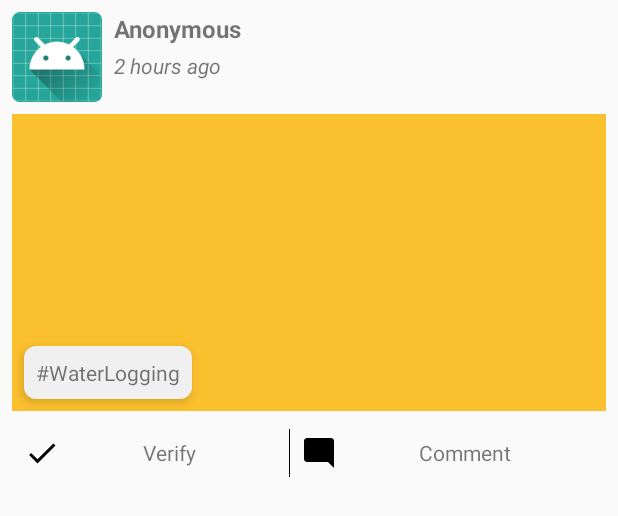
After one commit to roh-7/KJ-Hack-App, an Android app: the layout feed_item.xml on its own in the app's theme, with its tools: preview values and no code run, on a phone screen of 412 x 824 dp. The commit adds this screen. Shown: the top 516 px of the screen. Run offline under Robolectric (Android 15) with nearby library versions, the phone set to English and light mode, and no system bars.

Commit message:
Feed | Adapter WiP
Signed-off-by: Arvindraj <arvindultimate7352@gmail.com>

```diff
--- a/app/build.gradle
+++ b/app/build.gradle
@@ -26,6 +26,7 @@ dependencies {
     implementation 'com.google.firebase:firebase-auth:16.0.4'
     implementation 'com.google.firebase:firebase-database:16.0.3'
     implementation 'com.google.firebase:firebase-core:16.0.4'
+    implementation 'com.android.support:support-v4:28.0.0'
     testImplementation 'junit:junit:4.12'
     androidTestImplementation 'com.android.support.test:runner:1.0.2'
     androidTestImplementation 'com.android.support.test.espresso:espresso-core:3.0.2'
@@ -33,6 +34,7 @@ dependencies {
     implementation 'com.android.support:recyclerview-v7:28.0.0'
     implementation 'com.firebaseui:firebase-ui-auth:4.1.0'
     implementation 'com.apollographql.apollo:apollo-runtime:0.4.4'
+    implementation 'com.mapfit:android-sdk:2.1.1'
 }
 
 apply plugin: 'com.google.gms.google-services'
--- a/app/src/main/java/com/example/voiceofmumbai/activities/LoginActivity.java
+++ b/app/src/main/java/com/example/voiceofmumbai/activities/LoginActivity.java
@@ -1,5 +1,6 @@
 package com.example.voiceofmumbai.activities;
 
+import android.content.Intent;
 import android.os.Bundle;
 import android.support.v7.app.AppCompatActivity;
 import android.util.Log;
@@ -65,5 +66,7 @@ public class LoginActivity extends AppCompatActivity
 			}
 		});
 
+		// FIXME Login Later, Starting FeedActivity directly
+		startActivity(new Intent(this, FeedActivity.class));
 	}
 }
--- /dev/null
+++ b/app/src/main/java/com/example/voiceofmumbai/model/FeedItem.java
@@ -0,0 +1,4 @@
+package com.example.voiceofmumbai.model;
+
+public class FeedItem {
+}
--- /dev/null
+++ b/app/src/main/res/drawable/card_round.xml
@@ -0,0 +1,6 @@
+<?xml version="1.0" encoding="utf-8"?>
+<shape android:shape="rectangle"
+    xmlns:android="http://schemas.android.com/apk/res/android">
+    <corners android:radius="8dp" />
+    <solid android:color="#f0f0f0" />
+</shape>
--- /dev/null
+++ b/app/src/main/res/drawable/ic_done_black_24dp.xml
@@ -0,0 +1,9 @@
+<vector xmlns:android="http://schemas.android.com/apk/res/android"
+        android:width="24dp"
+        android:height="24dp"
+        android:viewportWidth="24.0"
+        android:viewportHeight="24.0">
+    <path
+        android:fillColor="#FF000000"
+        android:pathData="M9,16.2L4.8,12l-1.4,1.4L9,19 21,7l-1.4,-1.4L9,16.2z"/>
+</vector>
--- /dev/null
+++ b/app/src/main/res/drawable/ic_mode_comment_black_24dp.xml
@@ -0,0 +1,9 @@
+<vector xmlns:android="http://schemas.android.com/apk/res/android"
+        android:width="24dp"
+        android:height="24dp"
+        android:viewportWidth="24.0"
+        android:viewportHeight="24.0">
+    <path
+        android:fillColor="#FF000000"
+        android:pathData="M21.99,4c0,-1.1 -0.89,-2 -1.99,-2H4c-1.1,0 -2,0.9 -2,2v12c0,1.1 0.9,2 2,2h14l4,4 -0.01,-18z"/>
+</vector>
--- /dev/null
+++ b/app/src/main/res/layout/feed_item.xml
@@ -0,0 +1,84 @@
+<?xml version="1.0" encoding="utf-8"?>
+<android.support.constraint.ConstraintLayout xmlns:android="http://schemas.android.com/apk/res/android"
+    android:layout_width="match_parent"
+    android:layout_height="match_parent"
+    xmlns:app="http://schemas.android.com/apk/res-auto"
+    android:padding="8dp">
+
+    <ImageView
+        android:id="@+id/feed_profile_image_view"
+        android:layout_width="60dp"
+        android:layout_height="60dp"
+        android:src="@mipmap/ic_launcher"/>
+
+    <TextView
+        android:layout_width="wrap_content"
+        android:layout_height="wrap_content"
+        android:text="Anonymous"
+        android:id="@+id/feed_profile_name_text"
+        android:textStyle="bold"
+        app:layout_constraintStart_toEndOf="@id/feed_profile_image_view"
+        android:layout_marginStart="8dp"
+        android:textSize="16sp"/>
+
+    <TextView
+        android:layout_width="wrap_content"
+        android:layout_height="wrap_content"
+        android:text="2 hours ago"
+        app:layout_constraintTop_toBottomOf="@id/feed_profile_name_text"
+        app:layout_constraintStart_toEndOf="@id/feed_profile_image_view"
+        android:layout_marginStart="8dp"
+        android:layout_marginTop="4dp"
+        android:textStyle="italic" />
+
+    <ImageView
+        android:layout_width="match_parent"
+        android:layout_height="0dp"
+        android:id="@+id/feed_image"
+        app:layout_constraintDimensionRatio="h,2:1"
+        android:src="@color/colorPrimaryDark"
+        app:layout_constraintTop_toBottomOf="@id/feed_profile_image_view"
+        android:layout_marginTop="8dp" />
+
+    <TextView
+        android:layout_width="wrap_content"
+        android:layout_height="wrap_content"
+        android:padding="8dp"
+        android:text="#WaterLogging"
+        android:layout_margin="8dp"
+        android:elevation="4dp"
+        app:layout_constraintBottom_toBottomOf="@id/feed_image"
+        app:layout_constraintStart_toStartOf="@id/feed_image"
+        android:background="@drawable/card_round"/>
+
+    <LinearLayout
+        android:layout_width="match_parent"
+        android:layout_height="wrap_content"
+        app:layout_constraintTop_toBottomOf="@id/feed_image"
+        android:showDividers="middle"
+        android:divider="#000"
+        android:dividerPadding="4dp"
+        android:layout_marginTop="8dp"
+        android:orientation="horizontal"
+        android:weightSum="2">
+
+        <TextView
+            android:layout_width="wrap_content"
+            android:layout_height="wrap_content"
+            android:text="Verify"
+            android:drawableLeft="@drawable/ic_done_black_24dp"
+            android:layout_weight="1"
+            android:padding="8dp"
+            android:gravity="center"/>
+
+        <TextView
+            android:layout_weight="1"
+            android:layout_width="wrap_content"
+            android:layout_height="wrap_content"
+            android:text="Comment"
+            android:drawableLeft="@drawable/ic_mode_comment_black_24dp"
+            android:padding="8dp"
+            android:gravity="center"/>
+
+    </LinearLayout>
+</android.support.constraint.ConstraintLayout>
--- a/app/src/main/res/values/strings.xml
+++ b/app/src/main/res/values/strings.xml
@@ -1,3 +1,6 @@
 <resources>
-    <string name = "app_name">Voice of Mumbai</string>
+    <string name="app_name">Voice of Mumbai</string>
+
+    <!-- TODO: Remove or change this placeholder text -->
+    <string name="hello_blank_fragment">Hello blank fragment</string>
 </resources>
```
Also changed, not shown: app/src/main/AndroidManifest.xml (+17 -13 lines), app/src/main/java/com/example/voiceofmumbai/activities/FeedActivity.java (added, +56 -0 lines), app/src/main/java/com/example/voiceofmumbai/adapter/FeedAdapter.java (added, +46 -0 lines), app/src/main/java/com/example/voiceofmumbai/fragment/TrendingFeed.java (added, +30 -0 lines), app/src/main/res/drawable/ic_done_all_black_24dp.xml (added, +9 -0 lines), app/src/main/res/layout/activity_feed.xml (added, +52 -0 lines), app/src/main/res/layout/activity_login.xml (+54 -17 lines), app/src/main/res/layout/fragment_trending_feed.xml (added, +14 -0 lines).
